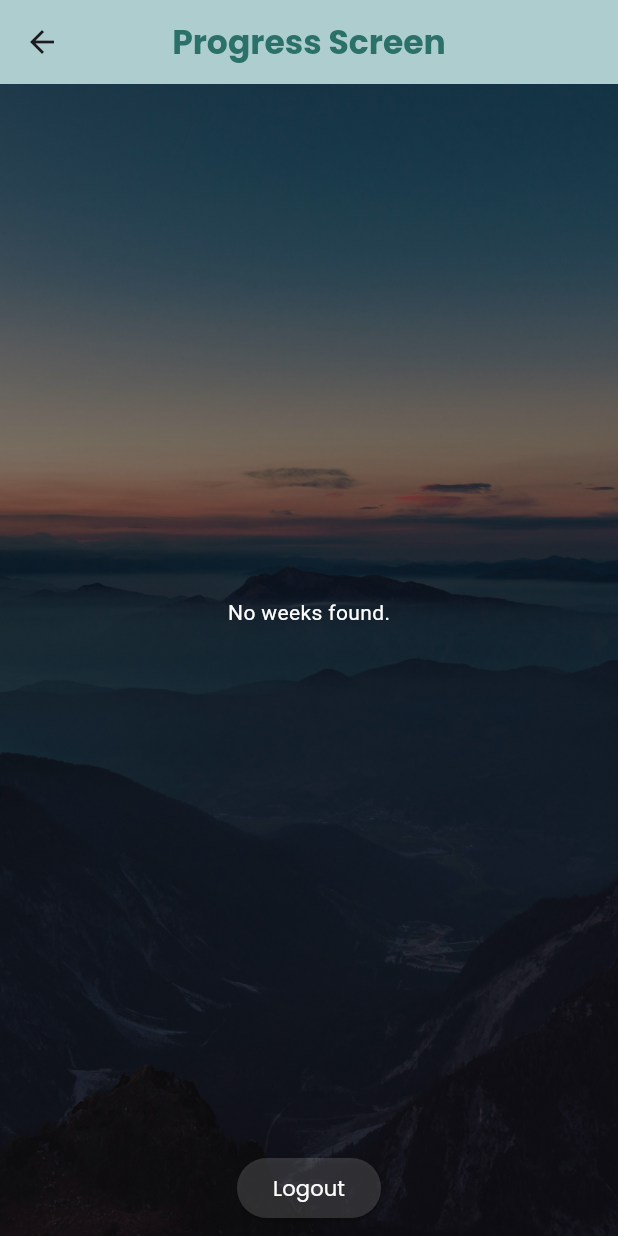
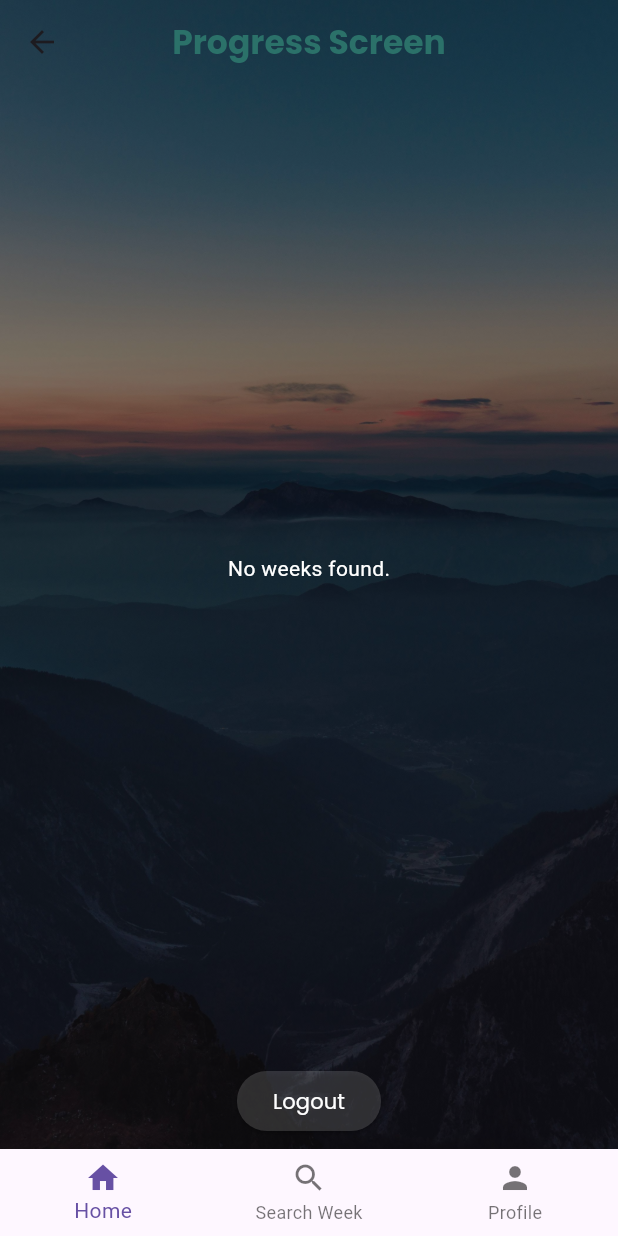
Before and after one commit to myg907/classProject, a Flutter app: the ProgressScreen screen opened directly, on a phone screen of 412 x 824 dp. Run offline on Flutter 3.47's test engine with Material 3 defaults, Android fonts, the phone set to English and light mode, and no system bars; our stand-ins replace cloud_firestore, firebase_auth, firebase_core, firebase_storage, image_picker; accounts and stored records are empty.

Commit message:
Added search scree, profile screen and bottom navigation bar. Also set up firestore storage.

```diff
--- a/lib/main.dart
+++ b/lib/main.dart
@@ -1,5 +1,8 @@
 import 'package:firebase_core/firebase_core.dart';
 import 'package:flutter/material.dart';
+import 'cloud_storage.dart';
+import 'firestore_search.dart';
+
 
 import 'firebase_options.dart';
 import 'login_screen.dart';
--- a/lib/progress_screen.dart
+++ b/lib/progress_screen.dart
@@ -1,6 +1,8 @@
 import 'package:flutter/material.dart';
 import 'package:cloud_firestore/cloud_firestore.dart';
 import 'package:firebase_auth/firebase_auth.dart';
+import 'package:term_project_proj_gomez/firestore_search.dart';
+import 'cloud_storage.dart';
 import 'week_screen.dart';
 import 'login_screen.dart';
 
@@ -28,16 +30,54 @@ class Week {
     );
   }
 }
+class ProgressScreen extends StatefulWidget {
+  const ProgressScreen({super.key});
 
-class ProgressScreen extends StatelessWidget {
-  const ProgressScreen({super.key});
+  @override
+  State<ProgressScreen> createState() => _ProgressScreenState();
+}
+
+class _ProgressScreenState extends State<ProgressScreen> {
+  int currentPage = 0;
+
+  final List<Widget> pages = [
+    const ProgressContentScreen(),
+    const SearchScreen(),
+    const ProfileScreen(),
+  ];
 
   @override
   Widget build(BuildContext context) {
     return Scaffold(
+      body: pages[currentPage],
+      bottomNavigationBar: BottomNavigationBar(
+        currentIndex: currentPage,
+        onTap: (value) {
+          setState(() {
+            currentPage = value;
+          });
+        },
+        items: const [
+          BottomNavigationBarItem(icon: Icon(Icons.home), label: 'Home'),
+          BottomNavigationBarItem(icon: Icon(Icons.search), label: 'Search Week'),
+          BottomNavigationBarItem(icon: Icon(Icons.person), label: 'Profile'),
+        ],
+      ),
+    );
+  }
+}
+
+
+class ProgressContentScreen extends StatelessWidget {
+  const ProgressContentScreen({super.key});
+
+  @override
+  Widget build(BuildContext context) {
+    return Scaffold(
+      extendBodyBehindAppBar: true,
       appBar: AppBar(
         centerTitle: true,
-        backgroundColor: const Color.fromARGB(255, 93, 164, 157).withAlpha(128),
+        backgroundColor: Colors.transparent,
         elevation: 0,
         title: const Text(
           "Progress Screen",
@@ -54,7 +94,9 @@ class ProgressScreen extends StatelessWidget {
         children: [
           Image.asset('assets/images/Login.jpg', fit: BoxFit.cover),
           Container(color: Colors.black.withOpacity(0.5)),
-          Column(
+          Padding(
+            padding: const EdgeInsets.only(top: kToolbarHeight),
+            child: Column(
               children: [
                 Expanded(
                   child: StreamBuilder<QuerySnapshot>(
@@ -120,8 +162,7 @@ class ProgressScreen extends StatelessWidget {
                   ),
                 ),
                 Padding(
-                padding:
-                    const EdgeInsets.symmetric(horizontal: 12, vertical: 8),
+                  padding: const EdgeInsets.symmetric(horizontal: 12, vertical: 8),
                   child: ElevatedButton(
                     style: ElevatedButton.styleFrom(
                       backgroundColor: Colors.white.withAlpha(38),
@@ -133,8 +174,7 @@ class ProgressScreen extends StatelessWidget {
                     onPressed: () {
                       FirebaseAuth.instance.signOut();
                       Navigator.of(context).pushAndRemoveUntil(
-                      MaterialPageRoute(
-                          builder: (context) => const LoginScreen()),
+                        MaterialPageRoute(builder: (context) => const LoginScreen()),
                         (route) => false,
                       );
                     },
@@ -148,6 +188,7 @@ class ProgressScreen extends StatelessWidget {
                   ),
                 ),
               ],
+            ),
           ),
         ],
       ),
@@ -172,13 +213,13 @@ class ProgressScreen extends StatelessWidget {
   Widget _getStatusIcon(String status) {
     switch (status.toLowerCase()) {
       case "available":
-        return const Icon(Icons.check_circle_outline, color: Colors.orange);
+        return const Icon(Icons.check_circle_outline, color: Colors.blueGrey);
       case "in progress":
-        return const Icon(Icons.hourglass_top_outlined, color: Colors.blue);
+        return const Icon(Icons.hourglass_top_outlined, color: Colors.blueGrey);
       case "completed":
-        return const Icon(Icons.check_circle, color: Colors.green);
+        return const Icon(Icons.check_circle, color: Colors.blueGrey);
       case "locked":
-        return const Icon(Icons.lock, color: Colors.red);
+        return const Icon(Icons.lock, color: Colors.blueGrey);
       default:
         return const Icon(Icons.help_outline);
     }
--- a/pubspec.yaml
+++ b/pubspec.yaml
@@ -38,6 +38,7 @@ dependencies:
   firebase_auth: ^5.5.2
   cloud_firestore: ^5.6.6
   image_picker: ^1.1.2
+  firebase_storage: ^12.4.5
 
 dev_dependencies:
   flutter_test:
```
Also changed, not shown: lib/cloud_storage.dart (added, +105 -0 lines), lib/firestore_search.dart (added, +88 -0 lines), lib/survey_screen.dart (added), pubspec.lock, 4 other files. Lines whose indentation alone changed are shown as unchanged.
